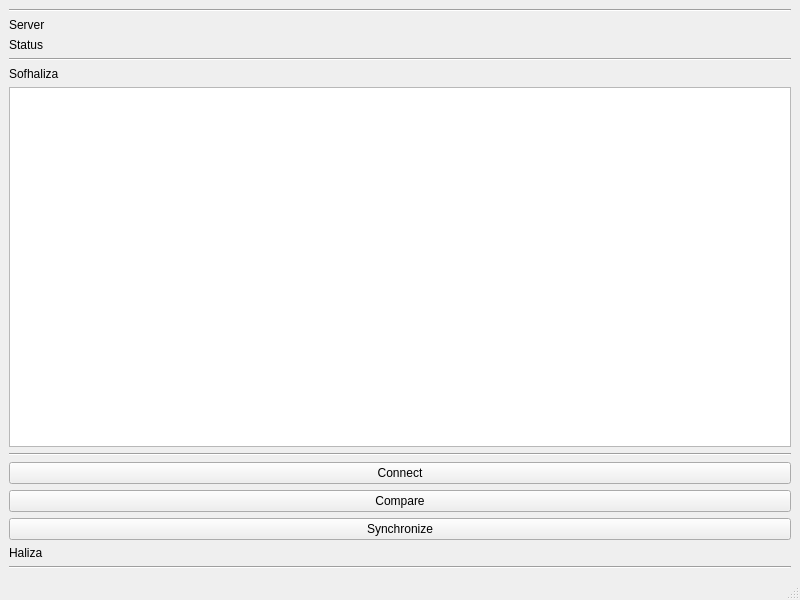
Old version of the form client/tampil.ui in the repository hattafaiq/grpc_faiq.
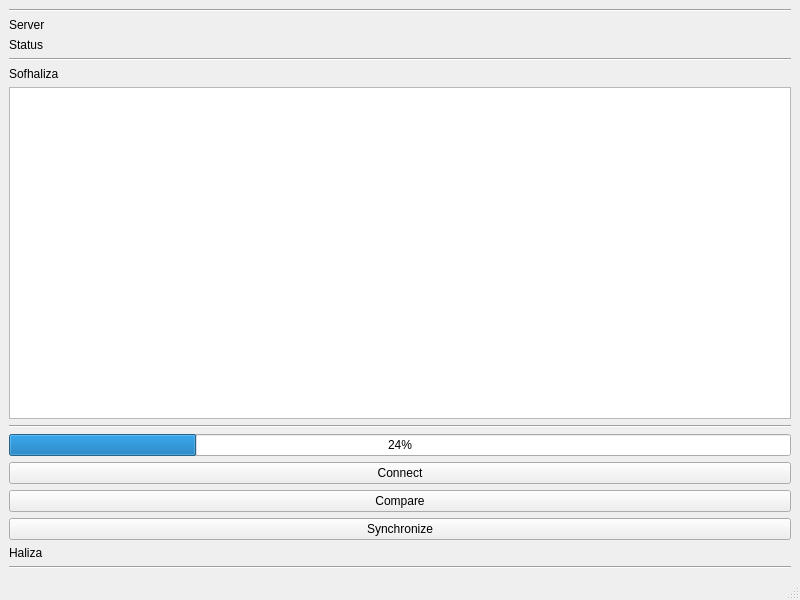
New version of the form. Custom widgets are drawn as their Qt base class.

Patch:
```diff
--- a/client/tampil.ui
+++ b/client/tampil.ui
@@ -63,6 +63,13 @@
     <item>
      <layout class="QVBoxLayout" name="verticalLayout_2"/>
     </item>
+    <item>
+     <widget class="QProgressBar" name="progressBar">
+      <property name="value">
+       <number>24</number>
+      </property>
+     </widget>
+    </item>
     <item>
      <widget class="QPushButton" name="PB_connect">
       <property name="text">
```
